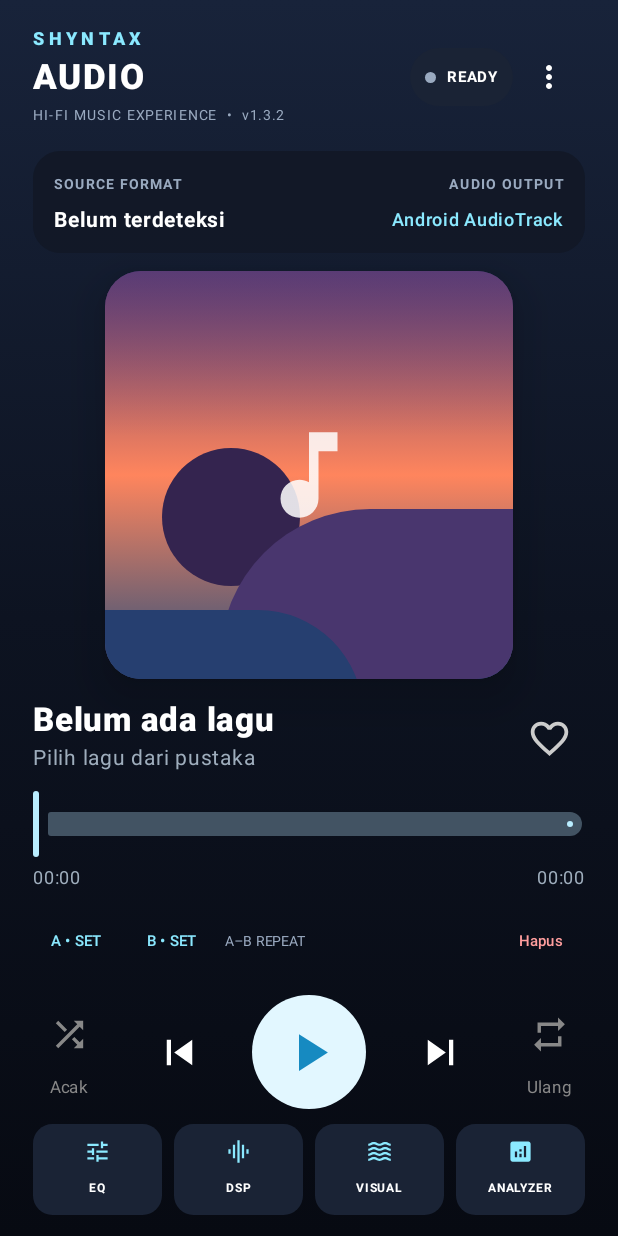
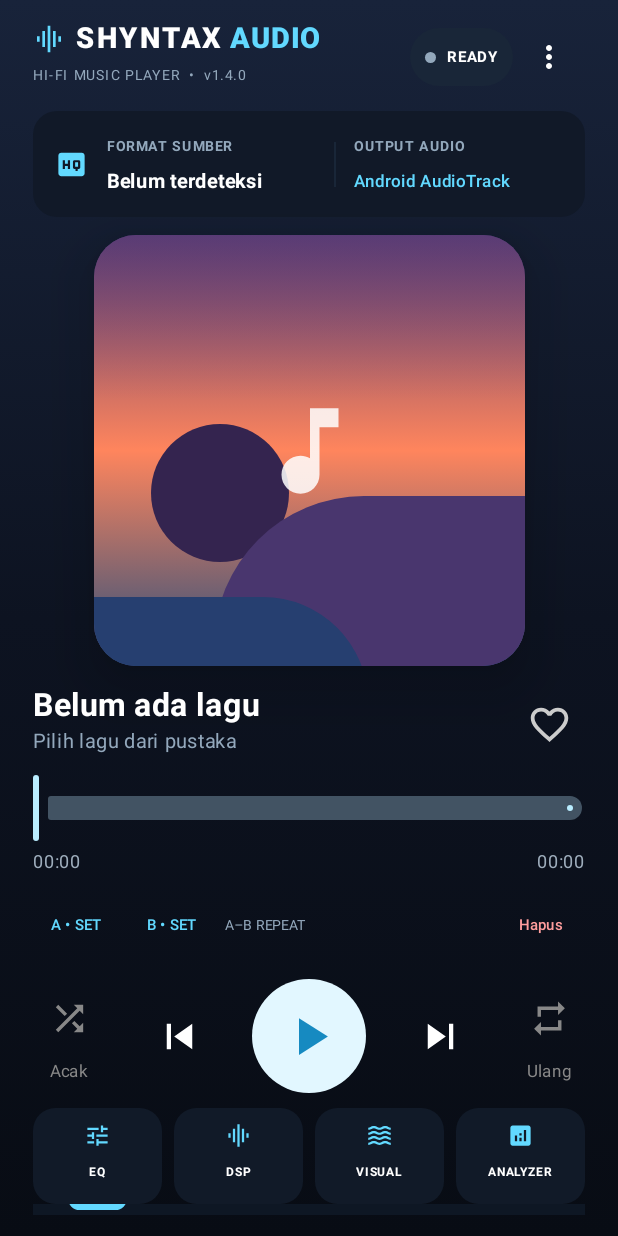
Before and after one commit to PedjoeangSolo/shyntax-audio, an Android app built with Jetpack Compose: the screen it shows after launch (MainActivity), on a phone screen of 412 x 824 dp. Run offline under Robolectric (Android 15) with nearby library versions, the phone set to English and light mode, and no system bars; 5 statements that could not run were skipped.

Commit message:
SHYNTAX AUDIO v1.4.0 — Hi-Fi UI Refresh
* Refresh SHYNTAX AUDIO player visual system for v1.4.0

* Polish Library layout and compact player for v1.4.0

* Bump SHYNTAX AUDIO to v1.4.0

* Document v1.4.0 Hi-Fi UI refresh

* Update UI refresh roadmap status

* Update README version to v1.4.0

* Clean up README version heading

* Align FFmpeg native target API with app minSdk

```diff
--- a/app/build.gradle.kts
+++ b/app/build.gradle.kts
@@ -10,8 +10,8 @@ android {
         applicationId = "com.shyntax.audio"
         minSdk = 26
         targetSdk = 35
-        versionCode = 17
-        versionName = "1.3.2"
+        versionCode = 18
+        versionName = "1.4.0"
     }
     signingConfigs {
         create("release") {
--- a/app/src/main/java/com/shyntax/audio/MainActivity.kt
+++ b/app/src/main/java/com/shyntax/audio/MainActivity.kt
@@ -61,11 +61,11 @@ import androidx.media3.session.MediaController
 import androidx.media3.session.SessionToken
 import com.google.common.util.concurrent.MoreExecutors
 
-private val Ice = Color(0xFF8BE9FF)
-private val Background = Color(0xFF070A12)
-private val Panel = Color(0xFF121827)
-private val PanelRaised = Color(0xFF1A2335)
-private val MutedText = Color(0xFF9AAAC0)
+private val Ice = Color(0xFF62D9FF)
+private val Background = Color(0xFF080C14)
+private val Panel = Color(0xFF111A28)
+private val PanelRaised = Color(0xFF192638)
+private val MutedText = Color(0xFF93A8BC)
 private const val PREFS = "shyntax_library"
 private const val TRACK_URIS = "track_uris"
 
@@ -808,11 +808,18 @@ private fun AudioHome(
         )
     }
     if (showLibrary) {
-    Column(Modifier.fillMaxSize().background(Background).padding(18.dp)) {
+    Column(Modifier.fillMaxSize().background(
+        androidx.compose.ui.graphics.Brush.verticalGradient(listOf(Color(0xFF111D2D), Background))
+    ).padding(18.dp)) {
         Row(verticalAlignment = Alignment.CenterVertically, modifier = Modifier.fillMaxWidth()) {
             Column(Modifier.weight(1f)) {
-                Text("SHYNTAX", color = Ice, fontSize = 13.sp, fontWeight = FontWeight.Bold, letterSpacing = 3.sp)
-                Text("AUDIO", color = Color.White, fontSize = 30.sp, fontWeight = FontWeight.Black)
+                Row(verticalAlignment = Alignment.CenterVertically) {
+                    Icon(Icons.Default.GraphicEq, contentDescription = null, tint = Ice, modifier = Modifier.size(24.dp))
+                    Spacer(Modifier.width(8.dp))
+                    Text("SHYNTAX", color = Color.White, fontSize = 23.sp, fontWeight = FontWeight.Black, letterSpacing = 1.5.sp)
+                    Text(" AUDIO", color = Ice, fontSize = 23.sp, fontWeight = FontWeight.Black, letterSpacing = 1.sp)
+                }
+                Text("MUSIC LIBRARY  •  v${BuildConfig.VERSION_NAME}", color = MutedText, fontSize = 9.sp, letterSpacing = 1.1.sp)
             }
             IconButton(onClick = { showLibrary = false }) {
                 Icon(Icons.Default.Album, "Kembali ke Now Playing", tint = Ice)
@@ -926,7 +933,7 @@ private fun AudioHome(
             LazyColumn(Modifier.weight(1f), verticalArrangement = Arrangement.spacedBy(8.dp)) {
                 items(groups.keys.sorted(), key = { it }) { name ->
                     val groupTracks = groups[name].orEmpty()
-                    Surface(color = Panel, shape = RoundedCornerShape(14.dp),
+                    Surface(color = Panel, shape = RoundedCornerShape(16.dp),
                         modifier = Modifier.fillMaxWidth().clickable { groupFilter = name }) {
                         Row(Modifier.padding(14.dp), verticalAlignment = Alignment.CenterVertically) {
                             Icon(if (tab == "Album") Icons.Default.Album else Icons.Default.Person, null, tint = Ice)
@@ -947,7 +954,7 @@ private fun AudioHome(
                 }
                 items(visibleTracks, key = { it.value.uri.toString() }) { indexed ->
                     val track = indexed.value
-                    Surface(color = Panel, shape = RoundedCornerShape(14.dp), modifier = Modifier.fillMaxWidth()) {
+                    Surface(color = Panel, shape = RoundedCornerShape(16.dp), modifier = Modifier.fillMaxWidth()) {
                         Row(Modifier.padding(start = 12.dp, end = 4.dp, top = 6.dp, bottom = 6.dp),
                             verticalAlignment = Alignment.CenterVertically) {
                             Icon(Icons.Default.MusicNote, null, tint = Ice)
@@ -971,12 +978,12 @@ private fun AudioHome(
                 }
             }
         }
-        Surface(color = Panel, shape = RoundedCornerShape(20.dp), modifier = Modifier.fillMaxWidth()) {
+        Surface(color = PanelRaised, shape = RoundedCornerShape(18.dp), modifier = Modifier.fillMaxWidth()) {
             Column(Modifier.padding(horizontal = 14.dp, vertical = 10.dp)) {
                 Row(verticalAlignment = Alignment.CenterVertically) {
                     Column(Modifier.weight(1f)) {
-                        Text("SEDANG DIPUTAR", color = Ice, fontSize = 10.sp, fontWeight = FontWeight.Bold, letterSpacing = 1.4.sp)
-                        Text(title, color = Color.White, fontWeight = FontWeight.SemiBold, maxLines = 1)
+                        Text("NOW PLAYING", color = Ice, fontSize = 9.sp, fontWeight = FontWeight.Bold, letterSpacing = 1.5.sp)
+                        Text(title, color = Color.White, fontWeight = FontWeight.Bold, maxLines = 1)
                     }
                     FilledIconButton(onClick = onPlayPause) {
                         Icon(if (playing) Icons.Default.Pause else Icons.Default.PlayArrow, "Putar/Jeda")
@@ -1018,9 +1025,13 @@ private fun AudioHome(
         ) {
             Row(Modifier.fillMaxWidth(), verticalAlignment = Alignment.CenterVertically) {
                 Column(Modifier.weight(1f)) {
-                    Text("SHYNTAX", color = Ice, fontSize = 12.sp, fontWeight = FontWeight.Black, letterSpacing = 3.sp)
-                    Text("AUDIO", color = Color.White, fontSize = 23.sp, fontWeight = FontWeight.ExtraBold, letterSpacing = 1.5.sp)
-                    Text("HI-FI MUSIC EXPERIENCE  •  v${BuildConfig.VERSION_NAME}", color = MutedText, fontSize = 9.sp, letterSpacing = 1.2.sp)
+                    Row(verticalAlignment = Alignment.CenterVertically) {
+                        Icon(Icons.Default.GraphicEq, contentDescription = null, tint = Ice, modifier = Modifier.size(21.dp))
+                        Spacer(Modifier.width(7.dp))
+                        Text("SHYNTAX", color = Color.White, fontSize = 19.sp, fontWeight = FontWeight.Black, letterSpacing = 1.8.sp)
+                        Text(" AUDIO", color = Ice, fontSize = 19.sp, fontWeight = FontWeight.Black, letterSpacing = 1.sp)
+                    }
+                    Text("HI-FI MUSIC PLAYER  •  v${BuildConfig.VERSION_NAME}", color = MutedText, fontSize = 9.sp, letterSpacing = 1.1.sp)
                 }
                 Surface(color = PanelRaised, shape = RoundedCornerShape(50)) {
                     Row(Modifier.padding(horizontal = 10.dp, vertical = 7.dp), verticalAlignment = Alignment.CenterVertically) {
@@ -1041,27 +1052,27 @@ private fun AudioHome(
                 }
             }
             Spacer(Modifier.height(12.dp))
-            Surface(color = Panel.copy(alpha = 0.92f), shape = RoundedCornerShape(18.dp), modifier = Modifier.fillMaxWidth()) {
-                Row(Modifier.padding(horizontal = 14.dp, vertical = 10.dp), horizontalArrangement = Arrangement.SpaceBetween, verticalAlignment = Alignment.CenterVertically) {
+            Surface(color = Panel.copy(alpha = 0.96f), shape = RoundedCornerShape(16.dp), modifier = Modifier.fillMaxWidth()) {
+                Row(Modifier.padding(horizontal = 14.dp, vertical = 11.dp), horizontalArrangement = Arrangement.spacedBy(12.dp), verticalAlignment = Alignment.CenterVertically) {
+                    Icon(Icons.Default.HighQuality, contentDescription = "Format sumber", tint = Ice, modifier = Modifier.size(23.dp))
                     Column(Modifier.weight(1f)) {
-                        Text("SOURCE FORMAT", color = MutedText, fontSize = 9.sp, fontWeight = FontWeight.Bold, letterSpacing = 1.3.sp)
-                        Text(
-                            audioFileInfo.sampleRate?.let { "${it / 1000.0} kHz" } ?: "Belum terdeteksi",
-                            color = Color.White, fontSize = 14.sp, fontWeight = FontWeight.Bold
-                        )
+                        Text("FORMAT SUMBER", color = MutedText, fontSize = 9.sp, fontWeight = FontWeight.Bold, letterSpacing = 1.1.sp)
+                        Text(audioFileInfo.sampleRate?.let { "${it / 1000.0} kHz" } ?: "Belum terdeteksi",
+                            color = Color.White, fontSize = 13.sp, fontWeight = FontWeight.Bold, maxLines = 1)
                     }
-                    Column(horizontalAlignment = Alignment.End) {
-                        Text("AUDIO OUTPUT", color = MutedText, fontSize = 9.sp, fontWeight = FontWeight.Bold, letterSpacing = 1.3.sp)
-                        Text(audioOutputs.firstOrNull()?.name ?: "Android AudioTrack", color = Ice, fontSize = 12.sp, fontWeight = FontWeight.SemiBold, maxLines = 1)
+                    Box(Modifier.width(1.dp).height(30.dp).background(PanelRaised))
+                    Column(Modifier.weight(1f)) {
+                        Text("OUTPUT AUDIO", color = MutedText, fontSize = 9.sp, fontWeight = FontWeight.Bold, letterSpacing = 1.1.sp)
+                        Text(audioOutputs.firstOrNull()?.name ?: "Android AudioTrack", color = Ice, fontSize = 11.sp, fontWeight = FontWeight.SemiBold, maxLines = 1)
                     }
                 }
             }
             Spacer(Modifier.height(12.dp))
             Surface(
-                modifier = Modifier.fillMaxWidth(0.74f).aspectRatio(1f),
-                shape = RoundedCornerShape(24.dp),
+                modifier = Modifier.fillMaxWidth(0.78f).aspectRatio(1f),
+                shape = RoundedCornerShape(28.dp),
                 color = Color(0xFF342D5C),
-                shadowElevation = 18.dp
+                shadowElevation = 22.dp
             ) {
                 if (artwork != null) {
                     Image(artwork.asImageBitmap(), contentDescription = "Sampul album",
@@ -1089,8 +1100,8 @@ private fun AudioHome(
             Spacer(Modifier.height(14.dp))
             Row(Modifier.fillMaxWidth(), verticalAlignment = Alignment.CenterVertically) {
                 Column(Modifier.weight(1f)) {
-                    Text(activeTrack?.title ?: "Belum ada lagu", color = Color.White, fontSize = 22.sp, fontWeight = FontWeight.ExtraBold, maxLines = 1)
-                    Text(activeTrack?.artist ?: "Pilih lagu dari pustaka", color = Color(0xFF9EADBC), fontSize = 14.sp, maxLines = 1)
+                    Text(activeTrack?.title ?: "Belum ada lagu", color = Color.White, fontSize = 21.sp, fontWeight = FontWeight.Bold, maxLines = 1)
+                    Text(activeTrack?.artist ?: "Pilih lagu dari pustaka", color = MutedText, fontSize = 13.sp, maxLines = 1)
                     activeTrack?.album?.takeIf { it.isNotBlank() && it != "Unknown" }?.let {
                         Text(it, color = MutedText, fontSize = 11.sp, maxLines = 1)
                     }
@@ -1159,7 +1170,7 @@ private fun AudioHome(
                 ).forEach { item ->
                     Surface(
                         modifier = Modifier.weight(1f).clickable { item.third() },
-                        color = PanelRaised, shape = RoundedCornerShape(13.dp)
+                        color = Panel, shape = RoundedCornerShape(15.dp)
                     ) {
                         Column(Modifier.padding(vertical = 9.dp), horizontalAlignment = Alignment.CenterHorizontally) {
                             Icon(item.second, contentDescription = item.first, tint = Ice, modifier = Modifier.size(18.dp))
@@ -1191,8 +1202,8 @@ private fun ShyntaxBottomBar(
     onAudio: () -> Unit
 ) {
     NavigationBar(
-        containerColor = Color(0xFF101B29),
-        contentColor = Color(0xFF69D8FF),
+        containerColor = Color(0xFF0E1724),
+        contentColor = Color(0xFF62D9FF),
         tonalElevation = 8.dp,
         modifier = Modifier.fillMaxWidth()
     ) {
@@ -1203,8 +1214,8 @@ private fun ShyntaxBottomBar(
             label = { Text("Putar") },
             colors = NavigationBarItemDefaults.colors(
                 selectedIconColor = Color(0xFF07131E),
-                selectedTextColor = Color(0xFF69D8FF),
-                indicatorColor = Color(0xFF69D8FF),
+                selectedTextColor = Color(0xFF62D9FF),
+                indicatorColor = Color(0xFF62D9FF),
                 unselectedIconColor = Color(0xFF91A5B8),
                 unselectedTextColor = Color(0xFF91A5B8)
             )
```
Also changed, not shown: 4 other files.
